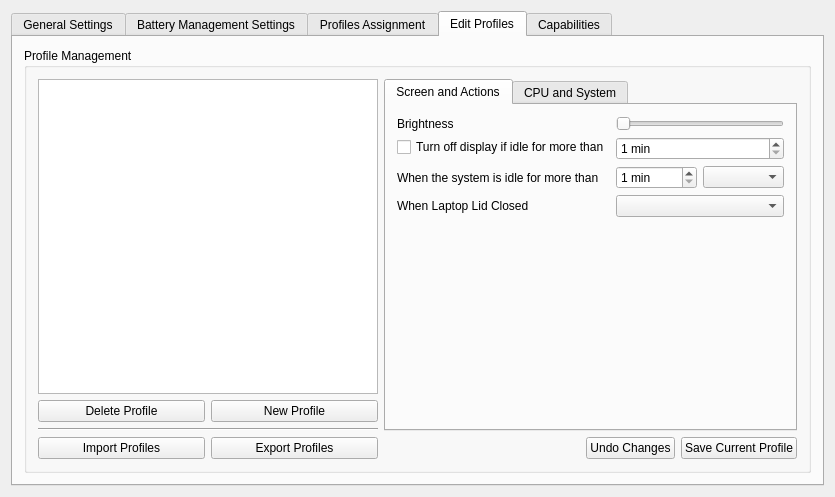
Before: the Qt Designer form kcmodule/dialog.ui in KDE/powerdevil, drawn with Qt 5.
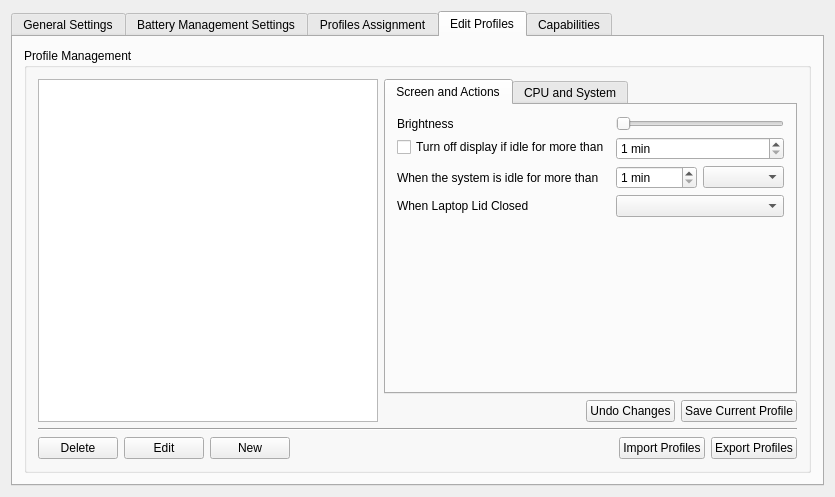
After: the same form once the commit is applied. The open tabs and pages were chosen to show the change. Custom widgets are drawn as their Qt base class.

Commit message: Adding icon support to profiles, refactoring UI

Patch:
```diff
--- a/kcmodule/dialog.ui
+++ b/kcmodule/dialog.ui
@@ -409,89 +409,6 @@
                 </property>
                </widget>
               </item>
-              <item>
-               <layout class="QVBoxLayout" name="verticalLayout_6" >
-                <item>
-                 <layout class="QHBoxLayout" name="horizontalLayout" >
-                  <item>
-                   <widget class="KPushButton" name="deleteProfile" >
-                    <property name="maximumSize" >
-                     <size>
-                      <width>170</width>
-                      <height>16777215</height>
-                     </size>
-                    </property>
-                    <property name="text" >
-                     <string>Delete Profile</string>
-                    </property>
-                   </widget>
-                  </item>
-                  <item>
-                   <widget class="KPushButton" name="newProfile" >
-                    <property name="maximumSize" >
-                     <size>
-                      <width>170</width>
-                      <height>16777215</height>
-                     </size>
-                    </property>
-                    <property name="text" >
-                     <string>New Profile</string>
-                    </property>
-                   </widget>
-                  </item>
-                 </layout>
-                </item>
-                <item>
-                 <widget class="Line" name="line_6" >
-                  <property name="orientation" >
-                   <enum>Qt::Horizontal</enum>
-                  </property>
-                 </widget>
-                </item>
-                <item>
-                 <layout class="QHBoxLayout" name="horizontalLayout_2" >
-                  <item>
-                   <widget class="KPushButton" name="importButton" >
-                    <property name="maximumSize" >
-                     <size>
-                      <width>170</width>
-                      <height>16777215</height>
-                     </size>
-                    </property>
-                    <property name="toolTip" >
-                     <string/>
-                    </property>
-                    <property name="whatsThis" >
-                     <string>Import profiles from a file</string>
-                    </property>
-                    <property name="text" >
-                     <string>Import Profiles</string>
-                    </property>
-                   </widget>
-                  </item>
-                  <item>
-                   <widget class="KPushButton" name="exportButton" >
-                    <property name="maximumSize" >
-                     <size>
-                      <width>170</width>
-                      <height>16777215</height>
-                     </size>
-                    </property>
-                    <property name="toolTip" >
-                     <string/>
-                    </property>
-                    <property name="whatsThis" >
-                     <string>Export your profiles to a file</string>
-                    </property>
-                    <property name="text" >
-                     <string>Export Profiles</string>
-                    </property>
-                   </widget>
-                  </item>
-                 </layout>
-                </item>
-               </layout>
-              </item>
              </layout>
             </item>
             <item>
@@ -750,6 +667,108 @@
             </item>
            </layout>
           </item>
+          <item>
+           <widget class="Line" name="line_6" >
+            <property name="orientation" >
+             <enum>Qt::Horizontal</enum>
+            </property>
+           </widget>
+          </item>
+          <item>
+           <layout class="QVBoxLayout" name="verticalLayout_6" >
+            <item>
+             <layout class="QHBoxLayout" name="horizontalLayout" >
+              <item>
+               <widget class="KPushButton" name="deleteProfile" >
+                <property name="maximumSize" >
+                 <size>
+                  <width>170</width>
+                  <height>16777215</height>
+                 </size>
+                </property>
+                <property name="text" >
+                 <string>Delete</string>
+                </property>
+               </widget>
+              </item>
+              <item>
+               <widget class="KPushButton" name="editProfileButton" >
+                <property name="text" >
+                 <string>Edit</string>
+                </property>
+               </widget>
+              </item>
+              <item>
+               <widget class="KPushButton" name="newProfile" >
+                <property name="maximumSize" >
+                 <size>
+                  <width>170</width>
+                  <height>16777215</height>
+                 </size>
+                </property>
+                <property name="text" >
+                 <string>New</string>
+                </property>
+               </widget>
+              </item>
+              <item>
+               <spacer name="horizontalSpacer_2" >
+                <property name="orientation" >
+                 <enum>Qt::Horizontal</enum>
+                </property>
+                <property name="sizeHint" stdset="0" >
+                 <size>
+                  <width>40</width>
+                  <height>20</height>
+                 </size>
+                </property>
+               </spacer>
+              </item>
+              <item>
+               <widget class="KPushButton" name="importButton" >
+                <property name="maximumSize" >
+                 <size>
+                  <width>170</width>
+                  <height>16777215</height>
+                 </size>
+                </property>
+                <property name="toolTip" >
+                 <string/>
+                </property>
+                <property name="whatsThis" >
+                 <string>Import profiles from a file</string>
+                </property>
+                <property name="text" >
+                 <string>Import Profiles</string>
+                </property>
+               </widget>
+              </item>
+              <item>
+               <widget class="KPushButton" name="exportButton" >
+                <property name="maximumSize" >
+                 <size>
+                  <width>170</width>
+                  <height>16777215</height>
+                 </size>
+                </property>
+                <property name="toolTip" >
+                 <string/>
+                </property>
+                <property name="whatsThis" >
+                 <string>Export your profiles to a file</string>
+                </property>
+                <property name="text" >
+                 <string>Export Profiles</string>
+                </property>
+               </widget>
+              </item>
+             </layout>
+            </item>
+            <item>
+             <layout class="QHBoxLayout" name="horizontalLayout_2" />
+            </item>
+           </layout>
+          </item>
          </layout>
         </widget>
        </item>
```
The commit also changes 4 other files.
